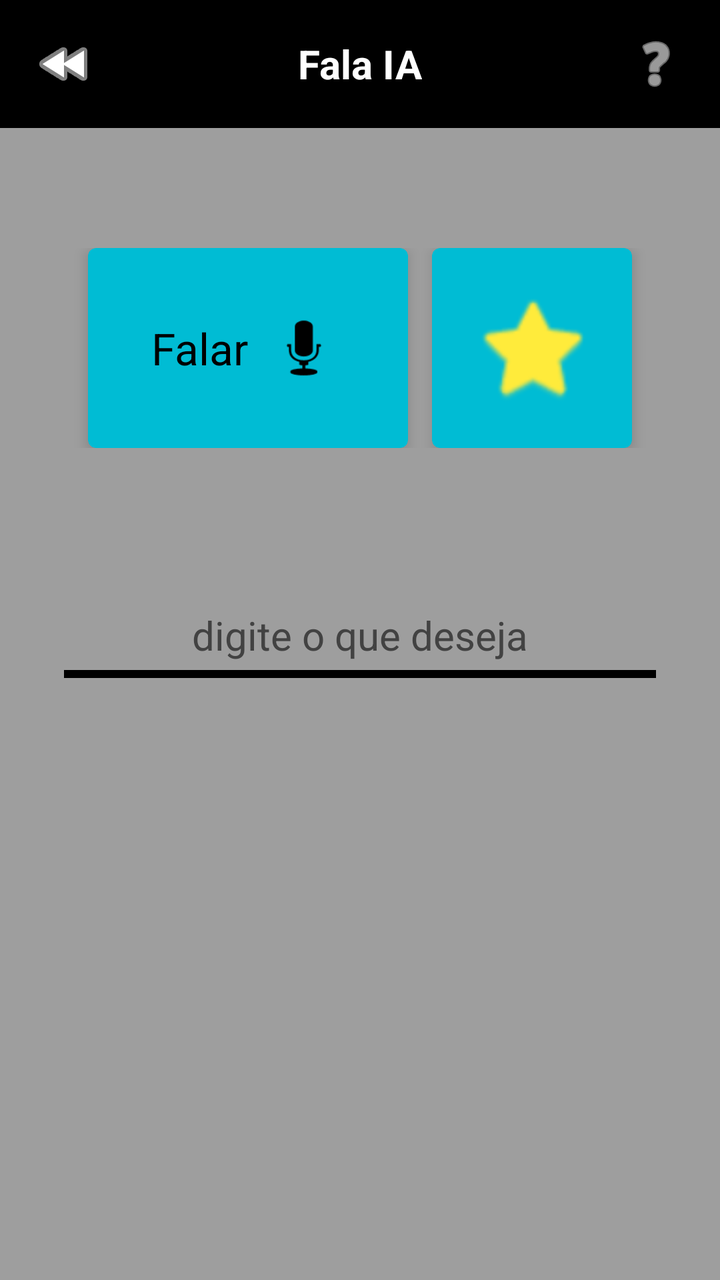
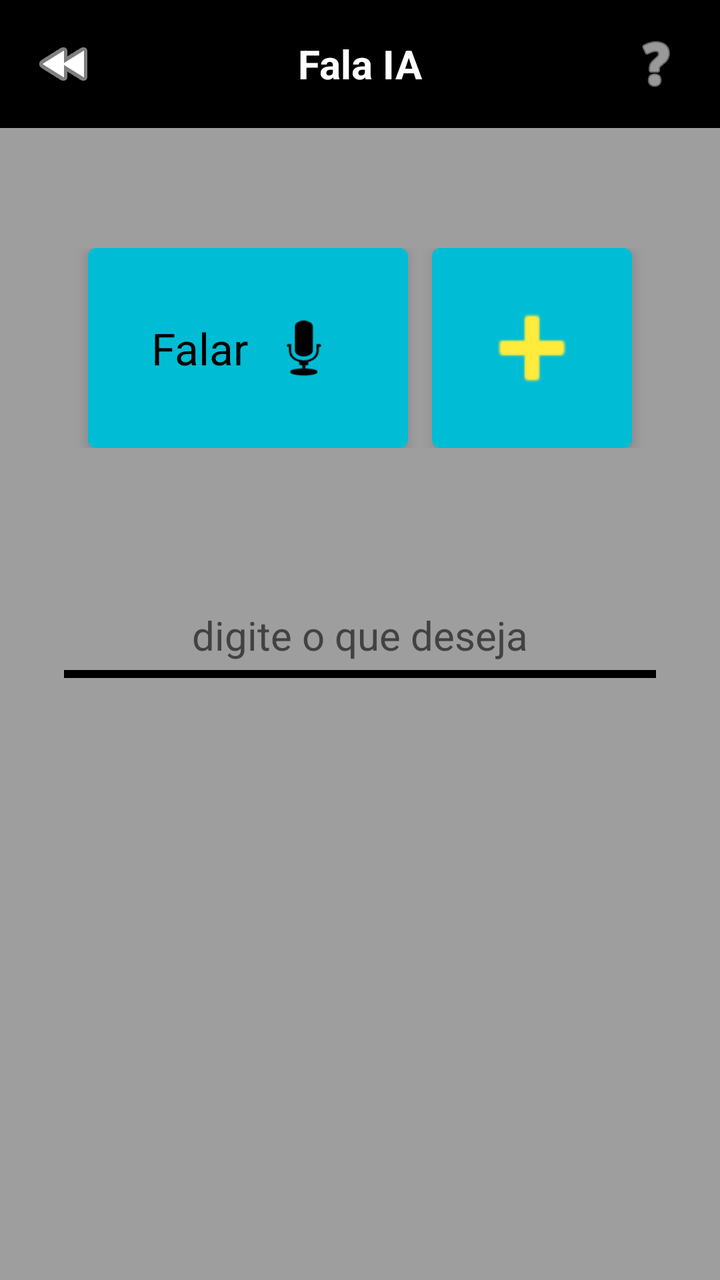

The first picture is an Android layout as it rendered before a commit; the second is the same layout after the commit. The layout source and the unified diff follow.
<!-- AndroidManifest.xml: application theme Theme.Falla -->
<!-- res/layout/activity_falla.xml -->
<?xml version="1.0" encoding="utf-8"?>
<LinearLayout xmlns:android="http://schemas.android.com/apk/res/android"
    xmlns:app="http://schemas.android.com/apk/res-auto"
    android:layout_width="match_parent"
    android:layout_height="match_parent"
    android:background="#9E9E9E"
    android:id="@+id/falla"
    android:fitsSystemWindows="true"
    android:orientation="vertical">

    
    <RelativeLayout
        android:layout_width="match_parent"
        android:layout_height="?attr/actionBarSize"
        android:background="#000000">

        <androidx.appcompat.widget.AppCompatImageView
            android:id="@+id/btn_voltar_ia"
            android:layout_width="32dp"
            android:layout_height="32dp"
            android:layout_alignParentStart="true"
            android:layout_centerVertical="true"
            android:layout_marginStart="16dp"
            android:src="@android:drawable/ic_media_rew"
            app:tint="#FFFFFF" />

        <TextView
            android:layout_width="wrap_content"
            android:layout_height="wrap_content"
            android:layout_centerInParent="true"
            android:text="Fala IA"
            android:textColor="#FFFFFF"
            android:textSize="20sp"
            android:textStyle="bold" />

        <androidx.appcompat.widget.AppCompatImageView
            android:id="@+id/btn_ajuda"
            android:layout_width="32dp"
            android:layout_height="32dp"
            android:layout_alignParentEnd="true"
            android:layout_centerVertical="true"
            android:layout_marginEnd="16dp"
            android:src="@android:drawable/ic_menu_help"
            app:tint="#FFFFFF" />
    </RelativeLayout>

    
    <LinearLayout
        android:layout_width="match_parent"
        android:layout_height="wrap_content"
        android:layout_marginTop="60dp"
        android:gravity="center"
        android:orientation="horizontal"
        android:paddingHorizontal="16dp">

        
        <androidx.cardview.widget.CardView
            android:id="@+id/btn_falar"
            android:layout_width="160dp"
            android:layout_height="100dp"
            android:layout_marginEnd="12dp"
            app:cardBackgroundColor="#00BCD4"
            app:cardCornerRadius="4dp"
            app:cardElevation="4dp">

            <LinearLayout
                android:layout_width="wrap_content"
                android:layout_height="wrap_content"
                android:layout_gravity="center"
                android:gravity="center"
                android:orientation="horizontal">

                <TextView
                    android:layout_width="wrap_content"
                    android:layout_height="wrap_content"
                    android:text="Falar"
                    android:textColor="#000000"
                    android:textSize="22sp"
                    android:layout_marginEnd="8dp"/>

                <androidx.appcompat.widget.AppCompatImageView
                    android:layout_width="40dp"
                    android:layout_height="40dp"
                    android:src="@android:drawable/ic_btn_speak_now"
                    app:tint="#000000" />
            </LinearLayout>
        </androidx.cardview.widget.CardView>

        
        <androidx.cardview.widget.CardView
            android:id="@+id/btn_favoritar_ia"
            android:layout_width="100dp"
            android:layout_height="100dp"
            app:cardBackgroundColor="#00BCD4"
            app:cardCornerRadius="4dp"
            app:cardElevation="4dp">

            <androidx.appcompat.widget.AppCompatImageView
                android:layout_width="60dp"
                android:layout_height="60dp"
                android:layout_gravity="center"
                android:src="@android:drawable/btn_star_big_on"
                app:tint="#FFEB3B" />
        </androidx.cardview.widget.CardView>
    </LinearLayout>

    
    <LinearLayout
        android:layout_width="match_parent"
        android:layout_height="wrap_content"
        android:layout_marginTop="80dp"
        android:orientation="vertical"
        android:paddingHorizontal="32dp">

        <EditText
            android:id="@+id/edt_fala_ia"
            android:layout_width="match_parent"
            android:layout_height="wrap_content"
            android:background="@null"
            android:gravity="center"
            android:hint="digite o que deseja"
            android:textColor="#000000"
            android:textColorHint="#424242"
            android:textSize="20sp" />

        
        <View
            android:layout_width="match_parent"
            android:layout_height="4dp"
            android:layout_marginTop="4dp"
            android:background="#000000" />
    </LinearLayout>

</LinearLayout>
<!-- resources referenced by this layout -->
<resources>
  <style name="Theme.Falla" parent="Base.Theme.Falla" />
  <style name="Base.Theme.Falla" parent="Theme.Material3.DayNight.NoActionBar">
          
          
      </style>
</resources>

<!-- the commit's change to res/layout/activity_falla.xml (unified diff, before → after) -->
@@ -99,7 +99,7 @@
                 android:layout_width="60dp"
                 android:layout_height="60dp"
                 android:layout_gravity="center"
-                android:src="@android:drawable/btn_star_big_on"
+                android:src="@android:drawable/ic_input_add"
                 app:tint="#FFEB3B" />
         </androidx.cardview.widget.CardView>
     </LinearLayout>
